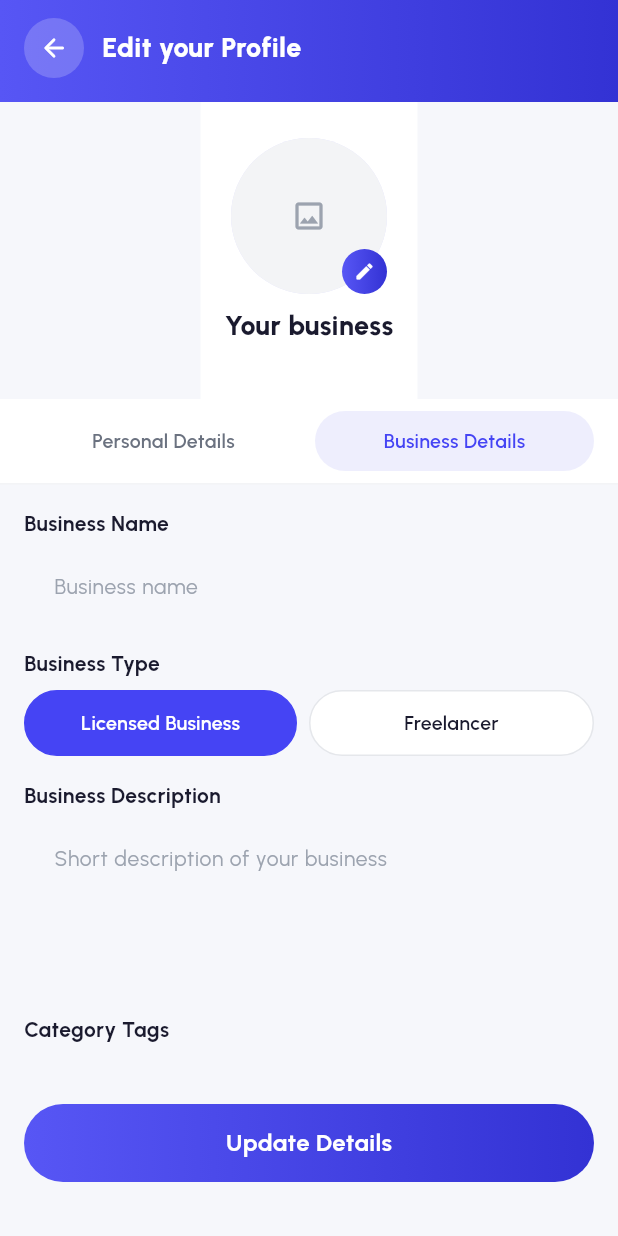
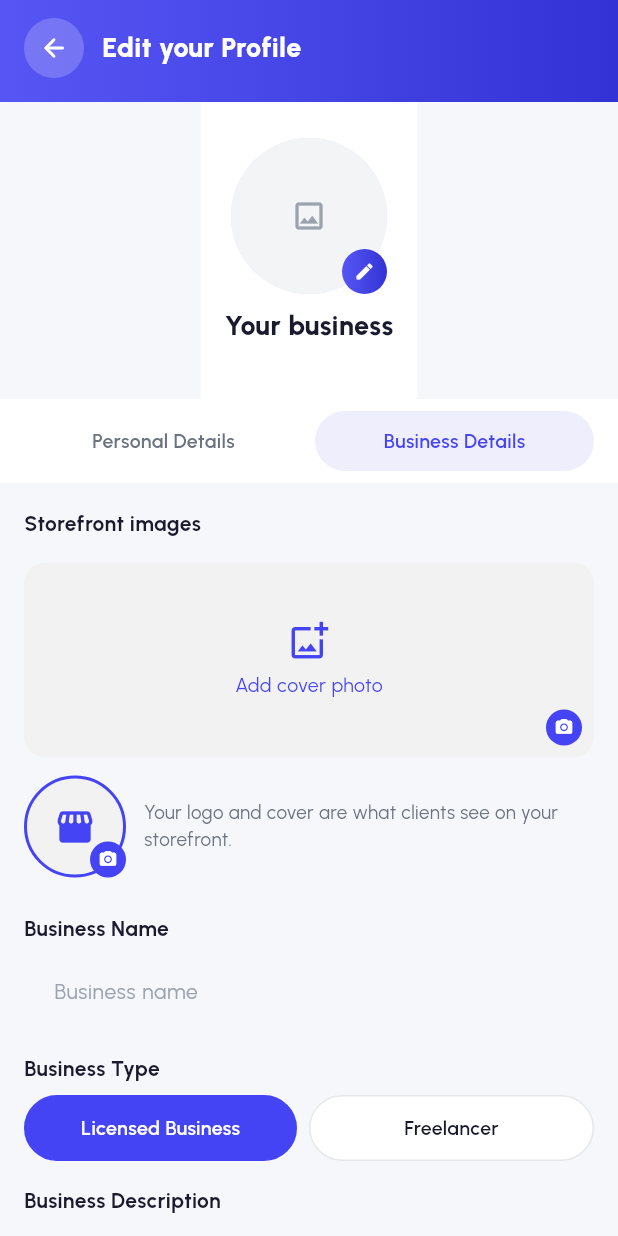
Before and after one commit to officialplanovar/planovar-flutter-mobile-and-web-vendor, a Flutter app: the EditProfileScreen screen opened by its route, after a tap on "Business Details", on a phone screen of 412 x 824 dp. Run offline on Flutter 3.47's test engine with Material 3 defaults, Android fonts, the phone set to English and light mode, and no system bars; our stand-ins replace app_links, cached_network_image, dio, equatable, file_picker, flutter_bloc and 13 more; missing offline and left inert: dart:html, livekit_client; accounts and stored records are empty; network calls fail.

Commit message:
feat(vendor): Customize Storefront now works (logo + cover editing)
Point the "Customize your Storefront" menu item at the profile editor (was a
coming-soon toast) and add storefront image editing to that editor: a tappable
cover banner and logo (image_picker -> /upload/vendor/{cover,logo}) with upload
spinners, persisted alongside name/description/tags via PATCH /vendors/me.

```diff
--- a/lib/core/services/upload_service.dart
+++ b/lib/core/services/upload_service.dart
@@ -30,6 +30,10 @@ class UploadService {
   Future<String> uploadVendorLogo(List<int> bytes, String filename) =>
       _post('/upload/vendor/logo', bytes: bytes, filename: filename);
 
+  /// Storefront cover/banner image.
+  Future<String> uploadVendorCover(List<int> bytes, String filename) =>
+      _post('/upload/vendor/cover', bytes: bytes, filename: filename);
+
   /// Listing photo (image only).
   Future<String> uploadListingImage(List<int> bytes, String filename) =>
       _post('/upload/listing/image', bytes: bytes, filename: filename);
--- a/lib/features/profile/ui/profile_screen.dart
+++ b/lib/features/profile/ui/profile_screen.dart
@@ -294,7 +294,7 @@ class _ProfileScreenState extends State<ProfileScreen> {
               _MenuItem(
                 asset: 'assets/icons/customize-storefront.svg',
                 label: 'Customize your Storefront',
-                onTap: () => _comingSoon('Storefront customization'),
+                onTap: () => context.push(AppRoutes.editProfile),
               ),
               _MenuItem(
                 asset: 'assets/icons/notifications.svg',
--- a/lib/features/profile/ui/profile_sub_screens.dart
+++ b/lib/features/profile/ui/profile_sub_screens.dart
@@ -1,4 +1,5 @@
 import 'package:flutter/material.dart';
+import 'package:image_picker/image_picker.dart';
 import 'package:flutter/services.dart';
 import 'package:google_fonts/google_fonts.dart';
 import 'package:go_router/go_router.dart';
@@ -11,6 +12,7 @@ import '../../../shared/models/subscription_plan_model.dart';
 import '../../../shared/widgets/add_bank_account_sheet.dart';
 import '../../../shared/widgets/app_button.dart';
 import '../../../shared/widgets/network_image_widget.dart';
+import '../../../core/services/upload_service.dart';
 import '../../../shared/widgets/plan_card.dart';
 import '../../auth/bloc/auth_bloc.dart';
 import '../../auth/bloc/auth_state.dart';
@@ -144,6 +146,9 @@ class _EditProfileScreenState extends State<EditProfileScreen> {
   int _tabIndex = 0;
 
   String? _logoUrl;
+  String? _coverUrl;
+  bool _uploadingLogo = false;
+  bool _uploadingCover = false;
 
   // Personal
   final _emailCtrl = TextEditingController();
@@ -189,6 +194,7 @@ class _EditProfileScreenState extends State<EditProfileScreen> {
         _descCtrl.text = v.description ?? '';
         _selectedTags = List<String>.from(v.tags);
         _logoUrl = v.logoUrl;
+        _coverUrl = v.coverUrl;
       });
     }).catchError((_) {});
     // Category tags — the real list from the backend.
@@ -247,6 +253,44 @@ class _EditProfileScreenState extends State<EditProfileScreen> {
     _businessNameCtrl.dispose();
     _descCtrl.dispose();
     super.dispose();
+  }
+
+  Future<void> _pickLogo() async {
+    final picked = await ImagePicker()
+        .pickImage(source: ImageSource.gallery, maxWidth: 800, imageQuality: 85);
+    if (picked == null) return;
+    setState(() => _uploadingLogo = true);
+    try {
+      final url =
+          await UploadService().uploadVendorLogo(await picked.readAsBytes(), picked.name);
+      if (mounted) setState(() => _logoUrl = url);
+    } catch (e) {
+      if (mounted) {
+        ScaffoldMessenger.of(context)
+            .showSnackBar(SnackBar(content: Text('Could not upload logo: $e')));
+      }
+    } finally {
+      if (mounted) setState(() => _uploadingLogo = false);
+    }
+  }
+
+  Future<void> _pickCover() async {
+    final picked = await ImagePicker().pickImage(
+        source: ImageSource.gallery, maxWidth: 1600, imageQuality: 85);
+    if (picked == null) return;
+    setState(() => _uploadingCover = true);
+    try {
+      final url =
+          await UploadService().uploadVendorCover(await picked.readAsBytes(), picked.name);
+      if (mounted) setState(() => _coverUrl = url);
+    } catch (e) {
+      if (mounted) {
+        ScaffoldMessenger.of(context)
+            .showSnackBar(SnackBar(content: Text('Could not upload cover: $e')));
+      }
+    } finally {
+      if (mounted) setState(() => _uploadingCover = false);
+    }
   }
 
   /// Personal details (phone + date of birth) live on the account/user record.
@@ -458,12 +502,125 @@ class _EditProfileScreenState extends State<EditProfileScreen> {
     );
   }
 
+  Widget _editBadge() => Container(
+        width: 24,
+        height: 24,
+        decoration:
+            const BoxDecoration(color: AppColors.primary, shape: BoxShape.circle),
+        child: const Icon(Icons.camera_alt_rounded, color: Colors.white, size: 13),
+      );
+
+  Widget _storefrontImages(BuildContext context) {
+    return Column(
+      crossAxisAlignment: CrossAxisAlignment.start,
+      children: [
+        // Cover banner
+        GestureDetector(
+          onTap: _uploadingCover ? null : _pickCover,
+          child: Container(
+            height: 130,
+            width: double.infinity,
+            clipBehavior: Clip.antiAlias,
+            decoration: BoxDecoration(
+              color: context.c.surfaceElevated,
+              borderRadius: BorderRadius.circular(14),
+            ),
+            child: Stack(
+              fit: StackFit.expand,
+              children: [
+                if ((_coverUrl ?? '').isNotEmpty)
+                  AppNetworkImage(url: _coverUrl, fit: BoxFit.cover)
+                else
+                  Center(
+                    child: Column(
+                      mainAxisSize: MainAxisSize.min,
+                      children: [
+                        const Icon(Icons.add_photo_alternate_outlined,
+                            color: AppColors.primary, size: 28),
+                        const SizedBox(height: 6),
+                        Text('Add cover photo',
+                            style: GoogleFonts.urbanist(
+                                fontSize: 13, color: AppColors.primary)),
+                      ],
+                    ),
+                  ),
+                if (_uploadingCover)
+                  const ColoredBox(
+                    color: Color(0x66000000),
+                    child:
+                        Center(child: CircularProgressIndicator(color: Colors.white)),
+                  ),
+                Positioned(right: 8, bottom: 8, child: _editBadge()),
+              ],
+            ),
+          ),
+        ),
+        const SizedBox(height: 12),
+        // Logo + hint
+        Row(
+          children: [
+            GestureDetector(
+              onTap: _uploadingLogo ? null : _pickLogo,
+              child: Stack(
+                children: [
+                  Container(
+                    width: 68,
+                    height: 68,
+                    clipBehavior: Clip.antiAlias,
+                    decoration: BoxDecoration(
+                      color: context.c.surfaceElevated,
+                      shape: BoxShape.circle,
+                      border: Border.all(color: AppColors.primary, width: 2),
+                    ),
+                    child: (_logoUrl ?? '').isNotEmpty
+                        ? AppNetworkImage(url: _logoUrl, fit: BoxFit.cover)
+                        : const Icon(Icons.storefront_rounded,
+                            color: AppColors.primary, size: 28),
+                  ),
+                  if (_uploadingLogo)
+                    Positioned.fill(
+                      child: ClipOval(
+                        child: ColoredBox(
+                          color: const Color(0x66000000),
+                          child: const Center(
+                            child: SizedBox(
+                              width: 20,
+                              height: 20,
+                              child: CircularProgressIndicator(
+                                  strokeWidth: 2, color: Colors.white),
+                            ),
+                          ),
+                        ),
+                      ),
+                    ),
+                  Positioned(right: 0, bottom: 0, child: _editBadge()),
+                ],
+              ),
+            ),
+            const SizedBox(width: 12),
+            Expanded(
+              child: Text(
+                'Your logo and cover are what clients see on your storefront.',
+                style: GoogleFonts.urbanist(
+                    fontSize: 12.5, color: context.c.textSecondary),
+              ),
+            ),
+          ],
+        ),
+      ],
+    );
+  }
+
   Widget _buildBusinessTab() {
     return SingleChildScrollView(
       padding: const EdgeInsets.fromLTRB(16, 16, 16, 40),
       child: Column(
         crossAxisAlignment: CrossAxisAlignment.start,
         children: [
+          _fieldLabel(context, 'Storefront images'),
+          const SizedBox(height: 8),
+          _storefrontImages(context),
+          const SizedBox(height: 24),
           _fieldLabel(context, 'Business Name'),
           TextField(
             controller: _businessNameCtrl,
@@ -576,6 +733,8 @@ class _EditProfileScreenState extends State<EditProfileScreen> {
                 if (name.length >= 2) 'businessName': name,
                 'description': _descCtrl.text.trim(),
                 'tags': _selectedTags,
+                if (_logoUrl != null) 'logoUrl': _logoUrl,
+                if (_coverUrl != null) 'coverUrl': _coverUrl,
               });
             },
           ),
```
